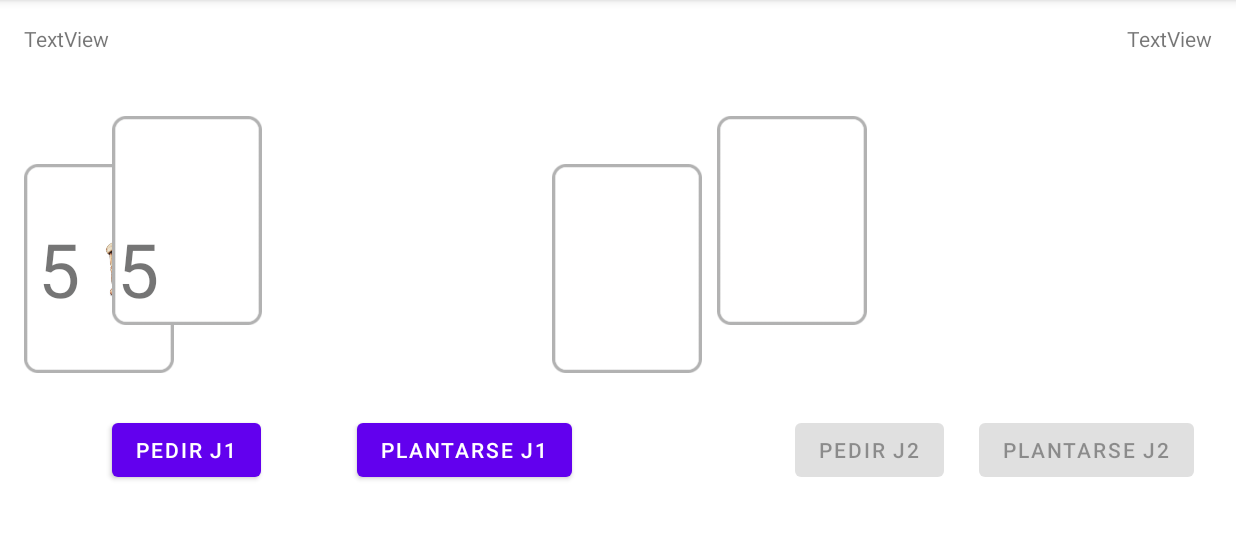
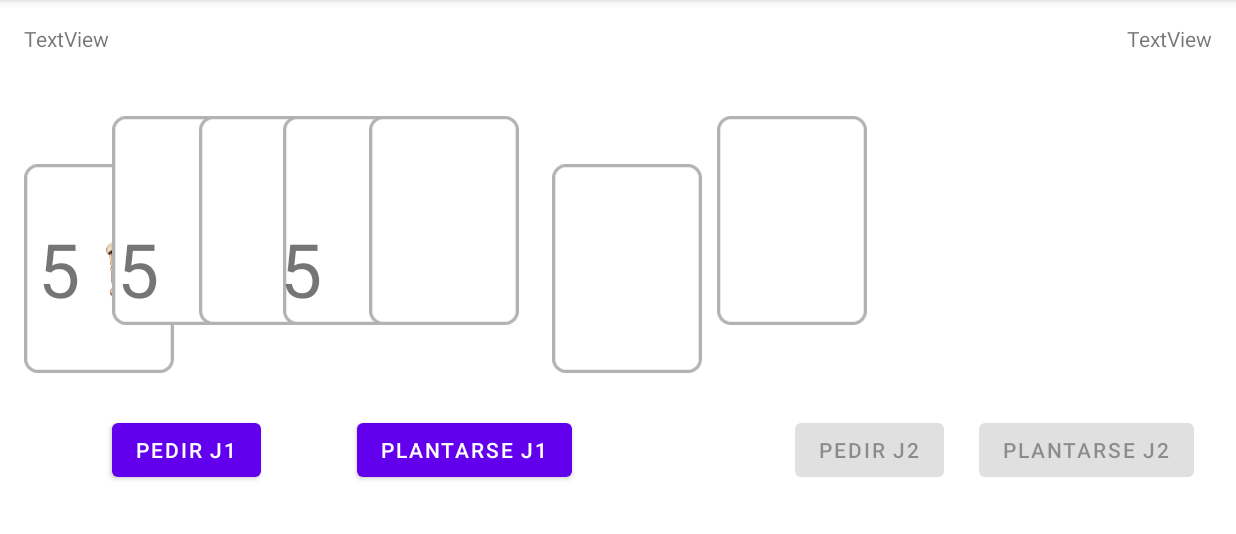
Before and after one commit to diurvi15/TrabajoGrupalBlackjack, an Android app: the Juego screen opened directly, with no data from a screen before it, on a phone screen of 824 x 412 dp (held sideways), the part 84-618 px from its top. Run offline under Robolectric (Android 15) with nearby library versions, the phone set to English and light mode, and no system bars.

Commit message:
juegos 2

```diff
--- a/app/src/main/res/layout/activity_juego.xml
+++ b/app/src/main/res/layout/activity_juego.xml
@@ -207,7 +207,7 @@
         android:id="@+id/primeracartaj3"
         android:layout_width="100dp"
         android:layout_height="150dp"
-        android:visibility="invisible"
+        android:visibility="visible"
         app:layout_constraintBottom_toTopOf="@+id/j1pedircarta"
         app:layout_constraintEnd_toEndOf="parent"
         app:layout_constraintHorizontal_bias="0.183"
@@ -234,7 +234,7 @@
         android:id="@+id/primeracartaj4"
         android:layout_width="100dp"
         android:layout_height="150dp"
-        android:visibility="invisible"
+        android:visibility="visible"
         app:layout_constraintBottom_toTopOf="@+id/j1pedircarta"
         app:layout_constraintEnd_toEndOf="parent"
         app:layout_constraintHorizontal_bias="0.261"
@@ -243,11 +243,26 @@
         app:layout_constraintVertical_bias="0.574"
         app:srcCompat="@drawable/cartablanca" />
 
+    <TextView
+        android:id="@+id/valor4"
+        android:layout_width="wrap_content"
+        android:layout_height="wrap_content"
+        android:layout_marginStart="12dp"
+        android:text="5"
+        android:textSize="50dp"
+        android:visibility="visible"
+        app:layout_constraintBottom_toBottomOf="@+id/valor1"
+        app:layout_constraintEnd_toEndOf="@+id/primeracartaj4"
+        app:layout_constraintHorizontal_bias="0.0"
+        app:layout_constraintStart_toEndOf="@+id/primeracartaj2"
+        app:layout_constraintTop_toTopOf="@+id/valor1"
+        app:layout_constraintVertical_bias="1.0" />
+
     <ImageView
         android:id="@+id/primeracartaj5"
         android:layout_width="100dp"
         android:layout_height="150dp"
-        android:visibility="invisible"
+        android:visibility="visible"
         app:layout_constraintBottom_toTopOf="@+id/j1pedircarta"
         app:layout_constraintEnd_toEndOf="parent"
         app:layout_constraintHorizontal_bias="0.34"
@@ -255,6 +270,20 @@
         app:layout_constraintTop_toTopOf="parent"
         app:layout_constraintVertical_bias="0.574"
         app:srcCompat="@drawable/cartablanca" />
+
+    <TextView
+        android:id="@+id/valor5"
+        android:layout_width="wrap_content"
+        android:layout_height="wrap_content"
+        android:text="5"
+        android:textSize="50dp"
+        android:visibility="invisible"
+        app:layout_constraintBottom_toBottomOf="@+id/valor1"
+        app:layout_constraintEnd_toEndOf="@+id/primeracartaj5"
+        app:layout_constraintHorizontal_bias="0.098"
+        app:layout_constraintStart_toEndOf="@+id/primeracartaj3"
+        app:layout_constraintTop_toTopOf="@+id/valor1"
+        app:layout_constraintVertical_bias="0.0" />
 
     <ImageView
         android:id="@+id/primeracartaj6"
@@ -269,4 +298,18 @@
         app:layout_constraintVertical_bias="0.574"
         app:srcCompat="@drawable/cartablanca" />
 
+    <TextView
+        android:id="@+id/valor6"
+        android:layout_width="wrap_content"
+        android:layout_height="wrap_content"
+        android:text="5"
+        android:textSize="50dp"
+        android:visibility="invisible"
+        app:layout_constraintBottom_toBottomOf="@+id/valor1"
+        app:layout_constraintEnd_toEndOf="@+id/primeracartaj6"
+        app:layout_constraintHorizontal_bias="0.14"
+        app:layout_constraintStart_toEndOf="@+id/primeracartaj4"
+        app:layout_constraintTop_toTopOf="@+id/valor1"
+        app:layout_constraintVertical_bias="1.0" />
+
 </androidx.constraintlayout.widget.ConstraintLayout>
```
